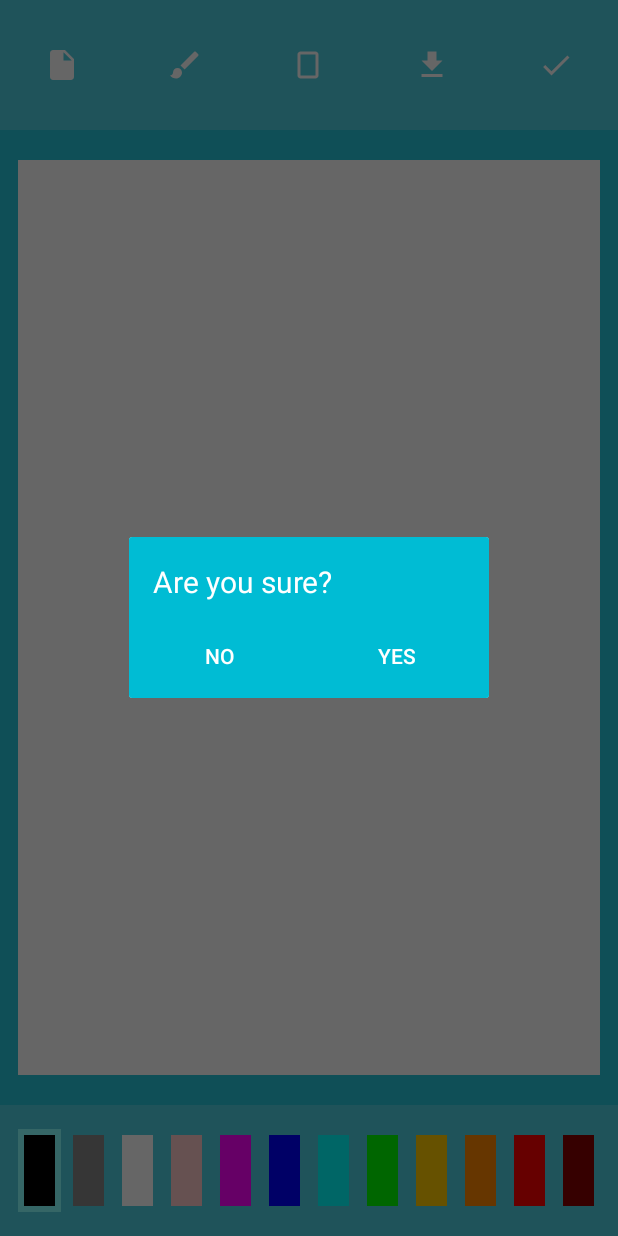
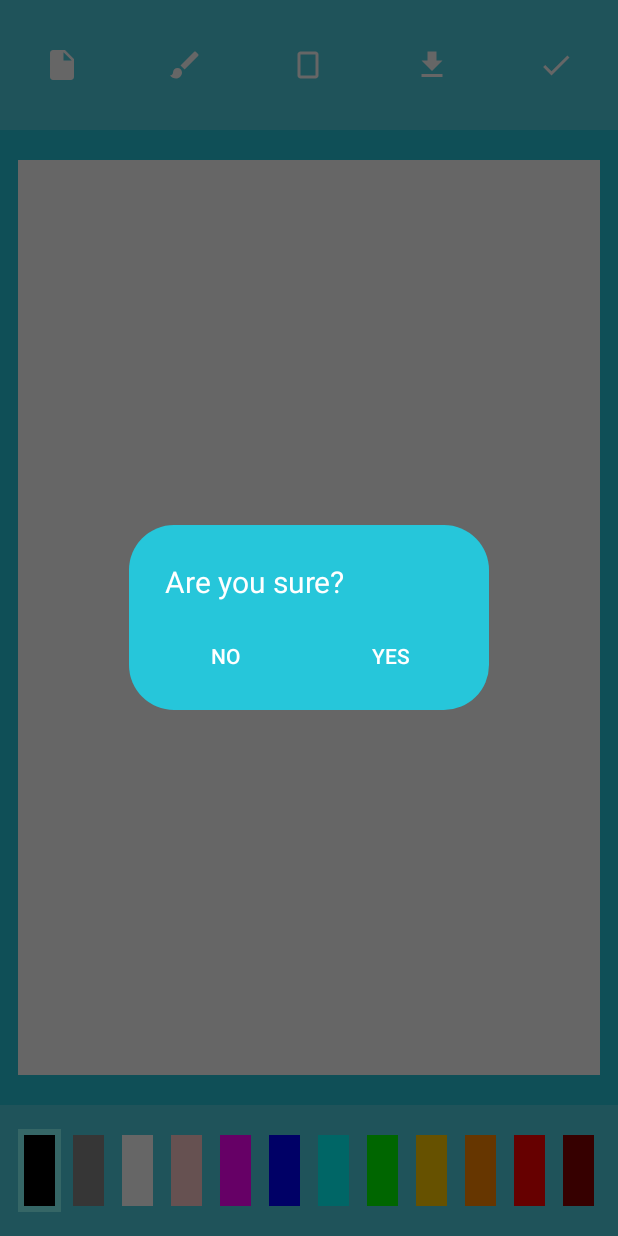
Before and after one commit to caitlynoleykowski/Colorphoria, an Android app: the DrawActivity screen opened directly, with no data from a screen before it, after a tap on an icon or button, on a phone screen of 412 x 824 dp. Run offline under Robolectric (Android 15) with nearby library versions, the phone set to English and light mode, and no system bars.

Commit message:
Release 2.4: UI polish on dialogs (in non log in related activities)

```diff
--- a/app/src/main/java/com/caitoo0o/filler/activities/loggedinactivities/DrawActivity.java
+++ b/app/src/main/java/com/caitoo0o/filler/activities/loggedinactivities/DrawActivity.java
@@ -6,7 +6,9 @@ import android.content.Intent;
 import android.content.pm.PackageManager;
 import android.graphics.Bitmap;
 import android.graphics.BitmapFactory;
+import android.graphics.Color;
 import android.graphics.drawable.BitmapDrawable;
+import android.graphics.drawable.ColorDrawable;
 import android.net.Uri;
 import android.os.Bundle;
 import android.support.v7.app.AppCompatActivity;
@@ -243,24 +245,20 @@ public class DrawActivity extends AppCompatActivity {
 
     // onClick for new image button
     public void onNewButton(View view){
-        final Dialog confirmDialog = new Dialog(this);
-        confirmDialog.setContentView(R.layout.confirm);
-        Button noButton = (Button) confirmDialog.findViewById(R.id.no_btn);
-        noButton.setOnClickListener(new View.OnClickListener() {
-            @Override
-            public void onClick(View v) {
-                confirmDialog.dismiss();
-            }
-        });
-        Button yesButton = (Button) confirmDialog.findViewById(R.id.yes_btn);
-        yesButton.setOnClickListener(new View.OnClickListener() {
-            @Override
-            public void onClick(View v) {
-                drawView.startNew();
-                confirmDialog.dismiss();
-            }
-        });
-        confirmDialog.show();
+        Utils.showConfirmDialog(this,
+                getString(R.string.are_you_sure),
+                getString(R.string.yes),
+                getString(R.string.no),
+                new Utils.ConfirmDialogHandler() {
+                    public void onNegativeButton(Dialog confirmDialog) {
+                        confirmDialog.dismiss();
+                    }
+                    public void onPositiveButton(Dialog confirmDialog) {
+                        drawView.startNew();
+                        confirmDialog.dismiss();
+                    }
+                },
+                true);
     }
 
     // onClick for save image button
--- a/app/src/main/java/com/caitoo0o/filler/utils/Utils.java
+++ b/app/src/main/java/com/caitoo0o/filler/utils/Utils.java
@@ -3,15 +3,23 @@ package com.caitoo0o.filler.utils;
 import android.app.Activity;
 import android.app.ActivityManager;
 import android.app.AlertDialog;
+import android.app.Dialog;
 import android.content.Context;
 import android.content.DialogInterface;
 import android.content.pm.PackageManager;
 import android.graphics.Bitmap;
 import android.graphics.BitmapFactory;
+import android.graphics.Color;
+import android.graphics.drawable.ColorDrawable;
 import android.os.Environment;
 import android.support.v4.app.ActivityCompat;
 import android.support.v4.content.ContextCompat;
 import android.util.Log;
+import android.view.View;
+import android.view.ViewGroup;
+import android.widget.Button;
+import android.widget.LinearLayout;
+import android.widget.TextView;
 import android.widget.Toast;
 
 import com.caitoo0o.filler.R;
@@ -37,24 +45,8 @@ public class Utils {
 		activity.setTaskDescription(taskDesc);
 	}
 
-	public static void getPermission(Activity activity, String permissionKind) {
-		final int REQUEST = 1;
-		String[] PERMISSIONS_STORAGE = {
-				permissionKind,
-		};
-		int permission = ActivityCompat.checkSelfPermission(activity, permissionKind);
-		if (permission != PackageManager.PERMISSION_GRANTED) {
-			// We don't have permission so prompt the user
-			ActivityCompat.requestPermissions(
-					activity,
-					PERMISSIONS_STORAGE,
-					REQUEST
-			);
-		}
-	}
-
 	public interface OnExplanationDeclinedHandler {
-		public void onExplanationDeclined();
+		void onExplanationDeclined();
 	}
 
 	public static boolean getPermission(final Activity activity, final String permissionKind,
@@ -67,31 +59,27 @@ public class Utils {
 			if (ActivityCompat.shouldShowRequestPermissionRationale(activity,
 					permissionKind)) {
 
-				// Show an explanation to the user *asynchronously* -- don't block
-				// this thread waiting for the user's response! After the user
-				// sees the explanation, try again to request the permission.
-
-				// TODO: Put this alert in a fragment so orientation change can be handled
-				// TODO: See https://developer.android.com/guide/topics/ui/dialogs.html
-				new AlertDialog.Builder(activity)
-						.setMessage(permissionExplanation)
-						.setPositiveButton(activity.getString(R.string.yes),
-								new DialogInterface.OnClickListener() {
-									@Override
-									public void onClick(DialogInterface dialog, int which) {
-										// Request the permission
-										ActivityCompat.requestPermissions(activity,
-												new String[]{permissionKind},
-												callbackInt);
-									}
-								})
-						.setNegativeButton(activity.getString(R.string.no), new DialogInterface.OnClickListener() {
-							@Override
-							public void onClick(DialogInterface dialogInterface, int i) {
-								onExplanationDeclinedHandler.onExplanationDeclined();
-							}
-						}).show();
-
+                // Show an explanation to the user
+                //If the user would like to proceed from the explanation,
+                // try again to request the permission.
+                Utils.showConfirmDialog(activity,
+                        permissionExplanation,
+                        activity.getString(R.string.yes),
+                        activity.getString(R.string.no),
+                        new Utils.ConfirmDialogHandler() {
+                            public void onNegativeButton(Dialog confirmDialog) {
+                                onExplanationDeclinedHandler.onExplanationDeclined();
+                                confirmDialog.dismiss();
+                            }
+                            public void onPositiveButton(Dialog confirmDialog) {
+                                // Request the permission
+                                ActivityCompat.requestPermissions(activity,
+                                        new String[]{permissionKind},
+                                        callbackInt);
+                                confirmDialog.dismiss();
+                            }
+                        },
+                        false);
 			} else {
 
 				// No explanation needed, we can request the permission.
@@ -175,4 +163,55 @@ public class Utils {
 			return null;
 		}
 	}
+
+	// Interface for confirm dialog button handlers
+	public interface ConfirmDialogHandler {
+        void onPositiveButton(Dialog confirmDialog);
+        void onNegativeButton(Dialog confirmDialog);
+    }
+
+    // Shows a confirm dialog
+    // TODO: Put this alert in a fragment so orientation change can be handled
+    // TODO: See https://developer.android.com/guide/topics/ui/dialogs.html
+	public static void showConfirmDialog(Context context, String confirmText, String positiveText, String negativeText, final ConfirmDialogHandler handler, boolean widthShort) {
+        final Dialog confirmDialog = new Dialog(context);
+        confirmDialog.getWindow().setBackgroundDrawable(new ColorDrawable(Color.TRANSPARENT));
+        confirmDialog.setContentView(R.layout.confirm);
+
+        // Setup size
+        LinearLayout confirmLayout = (LinearLayout) confirmDialog.findViewById(R.id.confirm_dialog_layout);
+        ViewGroup.LayoutParams params = confirmLayout.getLayoutParams();
+        if (widthShort) {
+            params.width = context.getResources().getDimensionPixelSize(R.dimen.dialog_width_short);
+        } else {
+            params.width = context.getResources().getDimensionPixelSize(R.dimen.dialog_width_long);
+        }
+        confirmLayout.setLayoutParams(params);
+
+        // Setup confirm text
+        TextView confirmTextView = (TextView) confirmDialog.findViewById(R.id.confirm_text);
+        confirmTextView.setText(confirmText);
+
+        // Setup negative button
+        Button negativeButton = (Button) confirmDialog.findViewById(R.id.no_btn);
+        negativeButton.setText(negativeText);
+        negativeButton.setOnClickListener(new View.OnClickListener() {
+            @Override
+            public void onClick(View v) {
+                handler.onNegativeButton(confirmDialog);
+            }
+        });
+
+        // Setup positive button
+        Button positiveButton = (Button) confirmDialog.findViewById(R.id.yes_btn);
+        positiveButton.setText(positiveText);
+        positiveButton.setOnClickListener(new View.OnClickListener() {
+            @Override
+            public void onClick(View v) {
+                handler.onPositiveButton(confirmDialog);
+            }
+        });
+
+        confirmDialog.show();
+    }
 }
--- /dev/null
+++ b/app/src/main/res/drawable/dialog_background.xml
@@ -0,0 +1,7 @@
+<?xml version="1.0" encoding="utf-8"?>
+<shape xmlns:android="http://schemas.android.com/apk/res/android">
+    <solid
+        android:color="@color/colorPrimaryDark"/>
+    <corners
+        android:radius="@dimen/dialog_radius" />
+</shape>
--- a/app/src/main/res/layout/confirm.xml
+++ b/app/src/main/res/layout/confirm.xml
@@ -1,20 +1,22 @@
 <?xml version="1.0" encoding="utf-8"?>
 <LinearLayout xmlns:android="http://schemas.android.com/apk/res/android"
-    android:layout_width="240dp"
+    android:id="@+id/confirm_dialog_layout"
+    android:layout_width="@dimen/dialog_width_short"
     android:layout_height="match_parent"
-    android:background="@color/colorDark"
-    android:padding="@dimen/small_margin"
+    android:background="@drawable/dialog_background"
+    android:padding="@dimen/activity_horizontal_margin"
     android:orientation="vertical" >
     <TextView
-        android:id="@+id/extra_small_brush"
+        android:id="@+id/confirm_text"
         android:layout_width="match_parent"
         android:layout_height="0dp"
         android:layout_weight="1"
         android:padding="@dimen/activity_horizontal_margin"
         android:layout_marginRight="@dimen/small_margin"
         android:textSize="20sp"
+        android:breakStrategy="simple"
         android:textColor="@color/colorAccent"
-        android:text="Are you sure?" />
+        android:text="@string/are_you_sure" />
 
     <LinearLayout
         android:layout_width="match_parent"
--- a/app/src/main/res/values/dimens.xml
+++ b/app/src/main/res/values/dimens.xml
@@ -4,6 +4,9 @@
     <dimen name="activity_vertical_margin">20dp</dimen>
     <dimen name="small_margin">4dp</dimen>
     <dimen name="image_button_border">2dp</dimen>
+    <dimen name="dialog_radius">30dp</dimen>
+    <dimen name="dialog_width_short">240dp</dimen>
+    <dimen name="dialog_width_long">300dp</dimen>
 
     <!-- paint brush sizes -->
     <dimen name="extra_small_brush">5dp</dimen>
--- a/app/src/main/res/values/strings.xml
+++ b/app/src/main/res/values/strings.xml
@@ -6,6 +6,7 @@
     <string name="yes">Yes</string>
     <string name="no">No</string>
     <string name="cancel">Cancel</string>
+    <string name="are_you_sure">Are you sure?</string>
     <!-- General use end -->
 
     <!-- Used for brush and eraser sizes on DrawingActivity begin -->
@@ -79,8 +80,8 @@
     <!-- Used for AccountActivity end -->
 
     <!-- Used for PicSourceActivity begin -->
-    <string name="permission_camera_explanation">The camera is used so that you can take pictures in app. You must grant Filler permission to use the camera in order use this feature. Would you like to continue? </string>
-    <string name="permission_write_external_storage_explanation">External storage is used so that pictures you take and create in app can be saved. You must grant Filler permission to use storage in order to use these features. Would you like to continue?</string>
+    <string name="permission_camera_explanation">Filler requires camera permission to take pictures. Would you like to continue?</string>
+    <string name="permission_write_external_storage_explanation">Filler requires storage permission to open and save pictures. Would you like to continue?</string>
     <!-- Used for PicSourceActivity end -->
 
     <!-- Used for PicEditActivity begin -->
@@ -89,7 +90,7 @@
     <!-- Used for PicEditActivity end -->
 
     <!-- Used for BrowseActivity begin -->
-    <string name="choose_image_destination">What would you like to do with your image?</string>
+    <string name="choose_image_destination">What would you like to do?</string>
     <string name="draw">Draw</string>
     <string name="fill">Fill</string>
     <!-- Used for BrowseActivity end -->
```
Also changed, not shown: app/build.gradle (+5 -5 lines), app/src/main/java/com/caitoo0o/filler/activities/loggedinactivities/BrowseActivity.java (+16 -18 lines), 2 other files.
